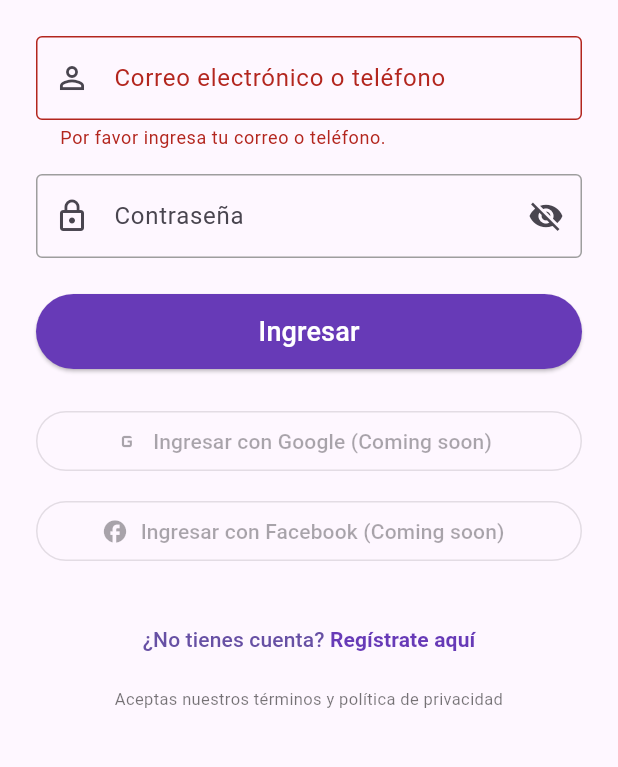
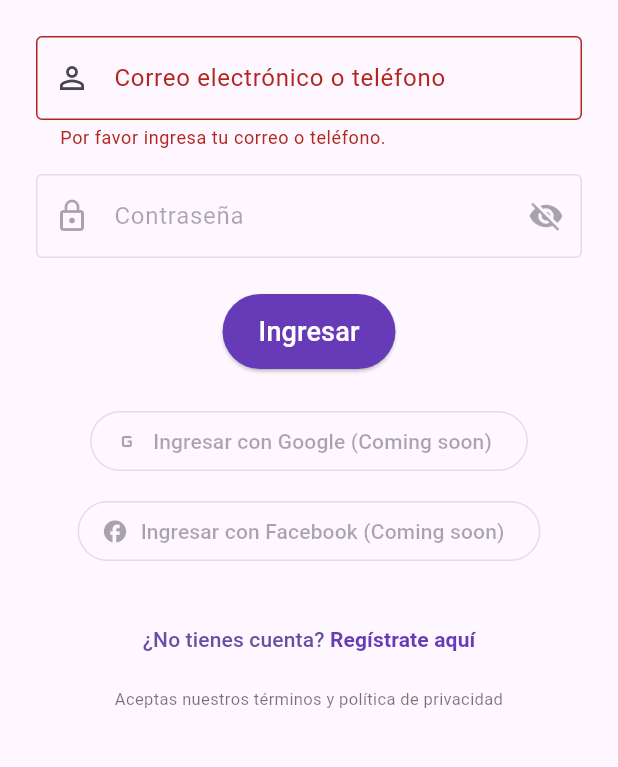
Before and after one commit to giovannihr2004/lg2, a Flutter app: the LoginScreen screen opened directly, after a tap on "Ingresar", on a phone screen of 412 x 824 dp, the part 330-1097 px from its top. Run offline on Flutter 3.47's test engine with Material 3 defaults, Android fonts, the phone set to English and light mode, and no system bars; our stand-ins replace firebase_auth, firebase_core, google_sign_in; missing offline and left inert: flutter_facebook_auth; accounts and stored records are empty; generated files the repository leaves out were written again.

Commit message:
✅ Campo contraseña deshabilitado al ingresar número telefónico - 130520252255

```diff
--- a/lib/screens/auth/login_screen.dart
+++ b/lib/screens/auth/login_screen.dart
@@ -1,13 +1,10 @@
 // -----------------------------------------------------------------------------
 // 📄 Archivo: login_screen.dart
 // 📍 Ubicación: lib/screens/auth/login_screen.dart
-// 📝 Descripción: Pantalla de login con validaciones visuales (correo/contraseña)
-// 📅 Última actualización: 13/05/2025 - 22:20 (Hora de Colombia)
+// 📝 Descripción: Contraseña deshabilitada si se detecta teléfono (sin warning)
+// 📅 Última actualización: 13/05/2025 - 22:54 (Hora de Colombia)
 // -----------------------------------------------------------------------------
 
-// -----------------------------------------------------------------------------
-// 1. Importaciones
-// -----------------------------------------------------------------------------
 import 'package:flutter/material.dart';
 import 'package:firebase_auth/firebase_auth.dart';
 import 'package:flutter_gen/gen_l10n/app_localizations.dart';
@@ -15,9 +12,6 @@ import 'package:provider/provider.dart';
 import '../../providers/language_provider.dart';
 import '../../widgets/language_selector.dart';
 
-// -----------------------------------------------------------------------------
-// 2. Widget principal con estado: LoginScreen
-// -----------------------------------------------------------------------------
 class LoginScreen extends StatefulWidget {
   const LoginScreen({super.key});
 
@@ -25,9 +19,6 @@ class LoginScreen extends StatefulWidget {
   State<LoginScreen> createState() => _LoginScreenState();
 }
 
-// -----------------------------------------------------------------------------
-// 3. Estado de LoginScreen: variables, validadores, lógica
-// -----------------------------------------------------------------------------
 class _LoginScreenState extends State<LoginScreen> {
   final GlobalKey<FormState> _formKey = GlobalKey<FormState>();
   final TextEditingController emailOrPhoneController = TextEditingController();
@@ -36,7 +27,6 @@ class _LoginScreenState extends State<LoginScreen> {
   bool _isLoading = false;
   final FirebaseAuth _auth = FirebaseAuth.instance;
 
-  // Limpieza de controladores al salir de la pantalla
   @override
   void dispose() {
     emailOrPhoneController.dispose();
@@ -44,9 +34,6 @@ class _LoginScreenState extends State<LoginScreen> {
     super.dispose();
   }
 
-  // ---------------------------------------------------------------------------
-  // 3.1 Validadores auxiliares
-  // ---------------------------------------------------------------------------
   bool _isEmail(String input) {
     return RegExp(r'^[\w-\.]+@([\w-]+\.)+[\w-]{2,4}$').hasMatch(input);
   }
@@ -55,7 +42,6 @@ class _LoginScreenState extends State<LoginScreen> {
     return RegExp(r'^\+?[0-9]{7,15}$').hasMatch(input);
   }
 
-  // Validador seguro de contraseña (mínimo 8, mayús, minús, número, símbolo)
   bool _isValidPassword(String input) {
     return RegExp(
       r'^(?=.*[a-z])(?=.*[A-Z])(?=.*\d)(?=.*[\W_]).{8,}$',
@@ -72,9 +58,6 @@ class _LoginScreenState extends State<LoginScreen> {
     );
   }
 
-  // ---------------------------------------------------------------------------
-  // 3.2 Lógica de login
-  // ---------------------------------------------------------------------------
   Future<void> _login() async {
     final input = emailOrPhoneController.text.trim();
     final password = passwordController.text.trim();
@@ -133,14 +116,12 @@ class _LoginScreenState extends State<LoginScreen> {
     }
   }
 
-  // ---------------------------------------------------------------------------
-  // 4. Interfaz visual
-  // ---------------------------------------------------------------------------
   @override
   Widget build(BuildContext context) {
     final loc = AppLocalizations.of(context)!;
     final inputText = emailOrPhoneController.text.trim();
     final passwordText = passwordController.text.trim();
+    final isEmailLogin = _isEmail(inputText);
 
     return Scaffold(
       appBar: AppBar(
@@ -164,20 +145,13 @@ class _LoginScreenState extends State<LoginScreen> {
         child: Form(
           key: _formKey,
           child: Column(
-            crossAxisAlignment: CrossAxisAlignment.stretch,
             children: [
               const SizedBox(height: 40),
-
-              // Logo principal
               Center(
                 child: Image.asset("assets/images/logo1.png", height: 100),
               ),
-
               const SizedBox(height: 24),
 
-              // -----------------------------------------------------------------------
-              // 4.1 Campo de correo o teléfono con validación e ícono ✅
-              // -----------------------------------------------------------------------
               TextFormField(
                 controller: emailOrPhoneController,
                 decoration: InputDecoration(
@@ -213,17 +187,15 @@ class _LoginScreenState extends State<LoginScreen> {
 
               const SizedBox(height: 16),
 
-              // -----------------------------------------------------------------------
-              // 4.2 Campo de contraseña con validación fuerte y visual
-              // -----------------------------------------------------------------------
               TextFormField(
                 controller: passwordController,
+                enabled: isEmailLogin, // ⚠️ Solo editable si es correo
                 obscureText: _obscureText,
                 decoration: InputDecoration(
                   labelText: loc.passwordLabelLogin,
                   prefixIcon: const Icon(Icons.lock_outline),
                   suffixIcon:
-                      _isValidPassword(passwordText)
+                      isEmailLogin && _isValidPassword(passwordText)
                           ? const Icon(Icons.check_circle, color: Colors.green)
                           : IconButton(
                             icon: Icon(
@@ -239,7 +211,7 @@ class _LoginScreenState extends State<LoginScreen> {
                   enabledBorder: OutlineInputBorder(
                     borderSide: BorderSide(
                       color:
-                          _isValidPassword(passwordText)
+                          isEmailLogin && _isValidPassword(passwordText)
                               ? Colors.green
                               : Colors.grey,
                     ),
@@ -249,7 +221,7 @@ class _LoginScreenState extends State<LoginScreen> {
                 onChanged: (_) => setState(() {}),
                 autovalidateMode: AutovalidateMode.onUserInteraction,
                 validator: (value) {
-                  if (!_isEmail(inputText)) return null;
+                  if (!isEmailLogin) return null;
                   if (value == null || value.trim().isEmpty) {
                     return loc.pleaseEnterPassword;
                   }
@@ -262,7 +234,6 @@ class _LoginScreenState extends State<LoginScreen> {
 
               const SizedBox(height: 24),
 
-              // Botón de inicio de sesión
               SizedBox(
                 height: 50,
                 child: ElevatedButton(
@@ -282,16 +253,12 @@ class _LoginScreenState extends State<LoginScreen> {
               ),
 
               const SizedBox(height: 24),
-
-              // Botones sociales desactivados
               OutlinedButton.icon(
                 onPressed: null,
                 icon: const Icon(Icons.g_mobiledata),
                 label: Text('${loc.googleSignIn} (Coming soon)'),
               ),
-
               const SizedBox(height: 12),
-
               OutlinedButton.icon(
                 onPressed: null,
                 icon: const Icon(Icons.facebook),
@@ -299,10 +266,7 @@ class _LoginScreenState extends State<LoginScreen> {
               ),
 
               const SizedBox(height: 24),
-
-              // Enlace a registro
-              Center(
-                child: TextButton(
+              TextButton(
                 onPressed: () => Navigator.pushNamed(context, '/register'),
                 child: Text.rich(
                   TextSpan(
@@ -319,11 +283,7 @@ class _LoginScreenState extends State<LoginScreen> {
                   ),
                 ),
               ),
-              ),
-
               const SizedBox(height: 8),
-
-              // Texto legal
               Text(
                 loc.termsAndPrivacy,
                 textAlign: TextAlign.center,
```
Lines whose indentation alone changed are shown as unchanged.
